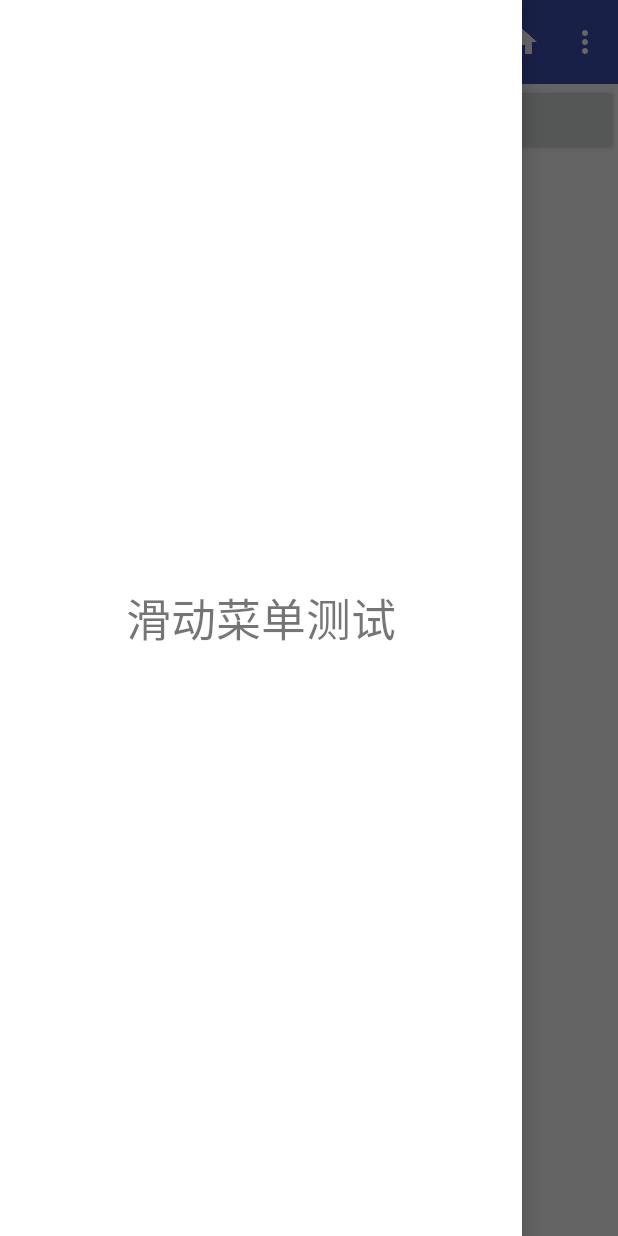
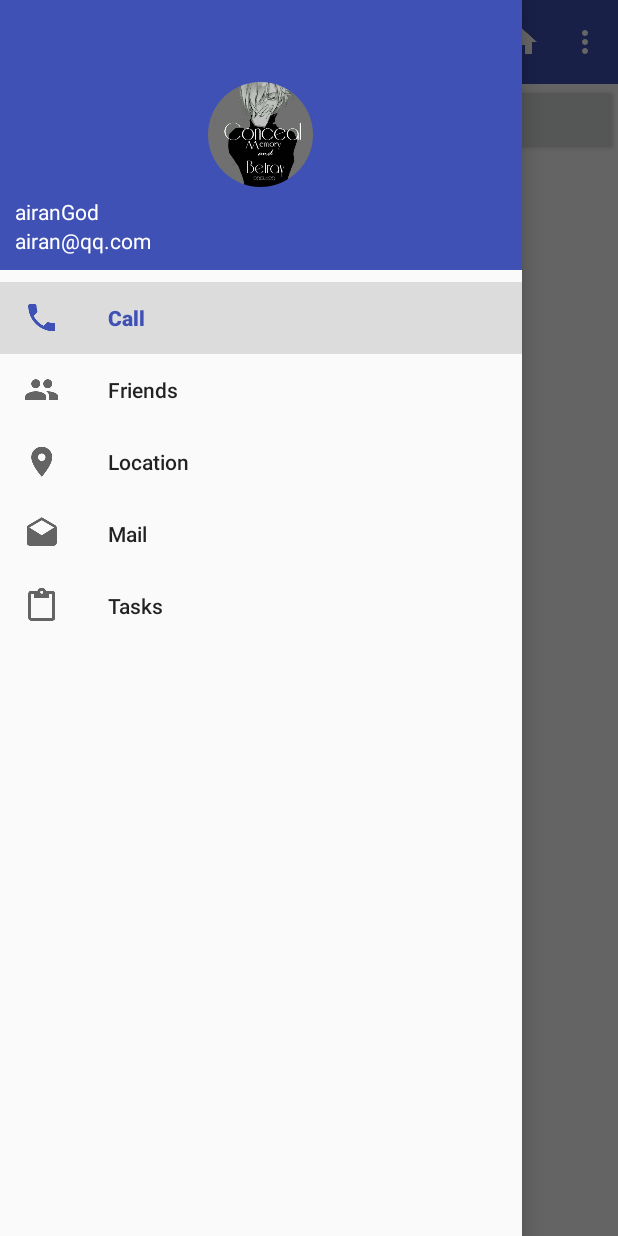
Before and after one commit to airandeep/MusicPlayerDemo, an Android app: the MusicListActivity screen opened directly, with no data from a screen before it, with the side drawer open, on a phone screen of 412 x 824 dp. Run offline under Robolectric (Android 15) with nearby library versions, the phone set to English and light mode, and no system bars; our stand-ins replace CircleImageView; libraries missing offline, so code that uses them is left out: org.litepal.crud.

Commit message:
Material Designer TheFirstDay

```diff
--- a/app/src/main/AndroidManifest.xml
+++ b/app/src/main/AndroidManifest.xml
@@ -17,7 +17,6 @@
             android:screenOrientation="portrait">
             <intent-filter>
                 <action android:name="android.intent.action.MAIN" />
-
                 <category android:name="android.intent.category.LAUNCHER" />
             </intent-filter>
         </activity>
@@ -44,7 +43,6 @@
             </intent-filter>
         </service>
 
-        <activity android:name=".SplashActivity"></activity>
     </application>
 
 </manifest>
--- a/app/src/main/res/layout/activity_music_list.xml
+++ b/app/src/main/res/layout/activity_music_list.xml
@@ -52,12 +52,11 @@
 
     </FrameLayout>
 
-    <TextView
+    <android.support.design.widget.NavigationView
+        android:id="@+id/nav_view"
         android:layout_width="match_parent"
         android:layout_height="match_parent"
         android:layout_gravity="start"
-        android:text="滑动菜单测试"
-        android:gravity="center"
-        android:textSize="30sp"
-        android:background="#FFF"/>
+        app:menu="@menu/nav_menu"
+        app:headerLayout="@layout/nav_header"/>
 </android.support.v4.widget.DrawerLayout>
--- /dev/null
+++ b/app/src/main/res/layout/nav_header.xml
@@ -0,0 +1,29 @@
+<?xml version="1.0" encoding="utf-8"?>
+<RelativeLayout
+    xmlns:android="http://schemas.android.com/apk/res/android" android:layout_width="match_parent"
+    android:layout_height="180dp"
+    android:padding="10dp"
+    android:background="?attr/colorPrimary">
+    <de.hdodenhof.circleimageview.CircleImageView
+        android:id="@+id/icon_image"
+        android:layout_width="70dp"
+        android:layout_height="70dp"
+        android:src="@drawable/picture_default"
+        android:layout_centerInParent="true"/>
+    <TextView
+        android:id="@+id/mail"
+        android:layout_width="wrap_content"
+        android:layout_height="wrap_content"
+        android:layout_alignParentBottom="true"
+        android:text="airan@qq.com"
+        android:textColor="#FFF"
+        android:textSize="14sp"/>
+    <TextView
+        android:id="@+id/username"
+        android:layout_width="wrap_content"
+        android:layout_height="wrap_content"
+        android:layout_above="@id/mail"
+        android:text="airanGod"
+        android:textColor="#FFF"
+        android:textSize="14sp"/>
+</RelativeLayout>
--- /dev/null
+++ b/app/src/main/res/menu/nav_menu.xml
@@ -0,0 +1,25 @@
+<?xml version="1.0" encoding="utf-8"?>
+<menu xmlns:android="http://schemas.android.com/apk/res/android">
+    <group android:checkableBehavior="single">
+        <item
+            android:id="@+id/nav_call"
+            android:icon="@drawable/nav_call"
+            android:title="Call" />
+        <item
+            android:id="@+id/nav_friends"
+            android:icon="@drawable/nav_friends"
+            android:title="Friends" />
+        <item
+            android:id="@+id/nav_location"
+            android:icon="@drawable/nav_location"
+            android:title="Location" />
+        <item
+            android:id="@+id/nav_mail"
+            android:icon="@drawable/nav_mail"
+            android:title="Mail" />
+        <item
+            android:id="@+id/nav_task"
+            android:icon="@drawable/nav_task"
+            android:title="Tasks" />
+    </group>
+</menu>
```
Also changed, not shown: app/build.gradle (+6 -4 lines), app/src/main/java/com/example/a11084919/musicplayerdemo/MainActivity.java (+4 -11 lines), app/src/main/java/com/example/a11084919/musicplayerdemo/MusicListActivity.java (+28 -5 lines), app/src/main/java/com/example/a11084919/musicplayerdemo/SplashActivity.java (deleted, +0 -21 lines), app/src/main/res/layout/activity_splash.xml (deleted, +0 -21 lines), app/libs/YoumiSdk_v7.0.0_2017-01-06.jar (deleted), app/src/main/res/drawable-xxhdpi/nav_call.png (added), app/src/main/res/drawable-xxhdpi/nav_friends.png (added), app/src/main/res/drawable-xxhdpi/nav_location.png (added), app/src/main/res/drawable-xxhdpi/nav_mail.png (added), app/src/main/res/drawable-xxhdpi/nav_task.png (added).
